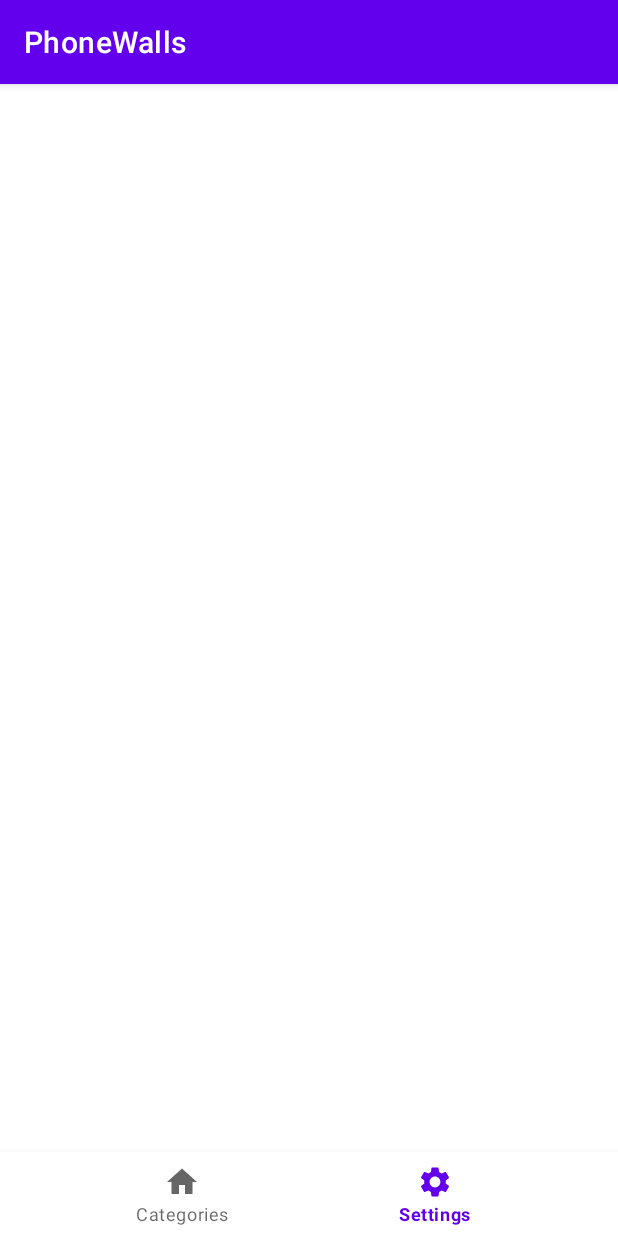
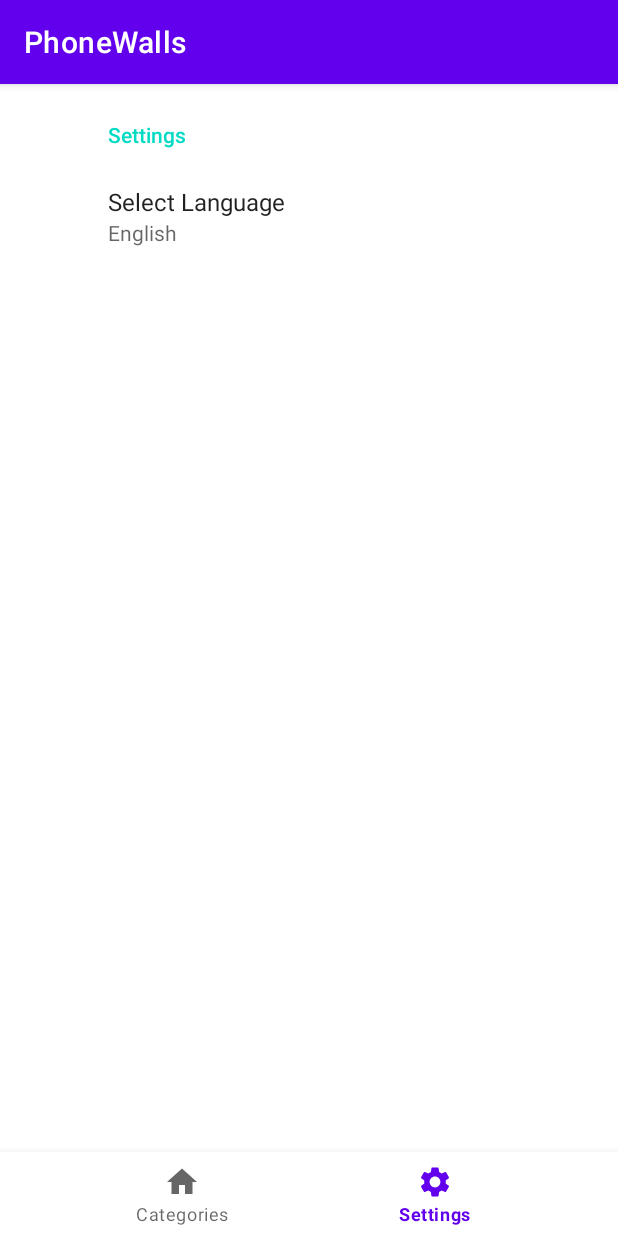
Before and after one commit to dchugunoff/PhoneWalls, an Android app: the screen it shows after launch (MainActivity), item 2 of the bottom bar chosen, on a phone screen of 412 x 824 dp. Run offline under Robolectric (Android 15) with nearby library versions, the phone set to English and light mode, and no system bars; our stand-ins replace androidx.preference; Roboto replaces fonts that are not available here.

Commit message:
created setting change language

```diff
--- a/app/build.gradle
+++ b/app/build.gradle
@@ -56,6 +56,8 @@ dependencies {
     implementation("androidx.lifecycle:lifecycle-livedata-ktx:2.4.0")
     //Coil
     implementation("io.coil-kt:coil:2.4.0")
+    //Preference
+    implementation 'androidx.preference:preference:1.2.0'
 
     implementation 'androidx.core:core-ktx:1.7.0'
     implementation 'androidx.appcompat:appcompat:1.6.1'
--- a/app/src/main/java/com/chugunov/phonewalls/presentation/MainActivity.kt
+++ b/app/src/main/java/com/chugunov/phonewalls/presentation/MainActivity.kt
@@ -1,25 +1,38 @@
 package com.chugunov.phonewalls.presentation
 
+import android.content.SharedPreferences
+import android.content.res.Configuration
+import android.content.res.Resources
 import android.os.Bundle
+import android.util.Log
 import androidx.appcompat.app.AppCompatActivity
-import androidx.fragment.app.Fragment
-import androidx.navigation.findNavController
 import androidx.navigation.fragment.NavHostFragment
-import androidx.navigation.ui.NavigationUI
+import androidx.preference.PreferenceManager
 import com.chugunov.phonewalls.R
 import com.chugunov.phonewalls.databinding.ActivityMainBinding
 import com.google.android.material.bottomnavigation.BottomNavigationView
+import java.util.*
 
 class MainActivity : AppCompatActivity() {
 
     private lateinit var binding: ActivityMainBinding
     private lateinit var bottomNavView: BottomNavigationView
 
+
     override fun onCreate(savedInstanceState: Bundle?) {
+        val sharedPreferences = PreferenceManager.getDefaultSharedPreferences(this)
+        val language = sharedPreferences.getString("language", "")
+        setLocale(language)
         super.onCreate(savedInstanceState)
         binding = ActivityMainBinding.inflate(layoutInflater)
         setContentView(binding.root)
+
+
         bottomNavView = binding.bottomNavView
+
+        Log.d("Prefer", "${sharedPreferences.getString("language", "")}")
+        Log.d("Prefer", "${sharedPreferences.contains("language")}")
+        Log.d("Prefer", "${language}")
         val navHostFragment =
             supportFragmentManager.findFragmentById(R.id.nav_host_fragment_container) as NavHostFragment
         val navController = navHostFragment.navController
@@ -52,10 +65,28 @@ class MainActivity : AppCompatActivity() {
                 else -> false
             }
         }
+    }
 
+    override fun onConfigurationChanged(newConfig: Configuration) {
+        super.onConfigurationChanged(newConfig)
+        val sharedPreferences: SharedPreferences = PreferenceManager.getDefaultSharedPreferences(this)
+        val language = sharedPreferences.getString(getString(R.string.language_key), "")
+        setLocale(language)
+        recreate()
     }
-    private fun getCurrentFragment(): Fragment? {
-        val navHostFragment = supportFragmentManager.findFragmentById(R.id.nav_host_fragment_container) as NavHostFragment
-        return navHostFragment.childFragmentManager.fragments.firstOrNull()
+
+    private fun setLocale(language: String?) {
+        if (!language.isNullOrEmpty()) {
+            val locale = Locale(language)
+            Locale.setDefault(locale)
+
+            val resources = resources
+            val configuration = resources.configuration
+            configuration.setLocale(locale)
+
+            createConfigurationContext(configuration)
+            resources.updateConfiguration(configuration, resources.displayMetrics)
+            Log.d("Prefer", "1")
+        }
     }
 }
--- a/app/src/main/java/com/chugunov/phonewalls/presentation/SettingsFragment.kt
+++ b/app/src/main/java/com/chugunov/phonewalls/presentation/SettingsFragment.kt
@@ -1,30 +1,76 @@
 package com.chugunov.phonewalls.presentation
 
+import android.content.SharedPreferences
 import android.os.Bundle
-import android.view.LayoutInflater
-import android.view.View
-import android.view.ViewGroup
-import androidx.fragment.app.Fragment
-import com.chugunov.phonewalls.databinding.FragmentSettingsBinding
+import androidx.preference.ListPreference
+import androidx.preference.Preference
+import androidx.preference.PreferenceFragmentCompat
+import androidx.preference.PreferenceManager
+import com.chugunov.phonewalls.R
+import java.util.*
 
-class SettingsFragment: Fragment() {
+class SettingsFragment : PreferenceFragmentCompat(), SharedPreferences.OnSharedPreferenceChangeListener {
 
-    private var _binding: FragmentSettingsBinding? = null
-    private val binding: FragmentSettingsBinding
-        get() = _binding ?: throw RuntimeException("FragmentSettingsBinding == null")
+    private lateinit var languagePreference: ListPreference
+    private lateinit var sharedPreferences: SharedPreferences
 
-    override fun onCreateView(
-        inflater: LayoutInflater,
-        container: ViewGroup?,
-        savedInstanceState: Bundle?
-    ): View {
-        _binding = FragmentSettingsBinding.inflate(inflater, container, false)
-        return binding.root
+    override fun onCreatePreferences(savedInstanceState: Bundle?, rootKey: String?) {
+        setPreferencesFromResource(R.xml.preferences, rootKey)
+
+        sharedPreferences = PreferenceManager.getDefaultSharedPreferences(requireContext())
+        languagePreference = findPreference(getString(R.string.language_key))!!
+        languagePreference.summary = getLanguageSummary(languagePreference.value)
+
+        languagePreference.onPreferenceChangeListener = Preference.OnPreferenceChangeListener { _, newValue ->
+            setLocale(newValue as String)
+            languagePreference.summary = getLanguageSummary(newValue)
+            true
+        }
     }
 
+    override fun onResume() {
+        super.onResume()
+        preferenceScreen.sharedPreferences?.registerOnSharedPreferenceChangeListener(this)
+    }
 
-    override fun onDestroy() {
-        super.onDestroy()
-        _binding = null
+    override fun onPause() {
+        super.onPause()
+        preferenceScreen.sharedPreferences?.unregisterOnSharedPreferenceChangeListener(this)
+    }
+
+    override fun onSharedPreferenceChanged(sharedPreferences: SharedPreferences, key: String) {
+        if (key == getString(R.string.language_key)) {
+            val language = sharedPreferences.getString(key, "")
+            setLocale(language)
+            languagePreference.summary = getLanguageSummary(language)
+        }
+    }
+
+    private fun setLocale(language: String?) {
+        if (!language.isNullOrEmpty()) {
+            val locale = Locale(language)
+            Locale.setDefault(locale)
+
+            val configuration = resources.configuration
+            configuration.setLocale(locale)
+
+            val editor = PreferenceManager.getDefaultSharedPreferences(requireContext()).edit()
+            editor.putString(getString(R.string.language_key), language)
+            editor.apply()
+
+            val context = requireContext().createConfigurationContext(configuration)
+            requireActivity().apply {
+                baseContext.resources.updateConfiguration(configuration, baseContext.resources.displayMetrics)
+                recreate()
+            }
+        }
+    }
+
+    private fun getLanguageSummary(language: String?): CharSequence? {
+        return when (language) {
+            "en" -> getString(R.string.language_english)
+            "ru" -> getString(R.string.language_russian)
+            else -> null
+        }
     }
 }
--- a/app/src/main/res/layout/fragment_selected_image.xml
+++ b/app/src/main/res/layout/fragment_selected_image.xml
@@ -21,7 +21,7 @@
         android:id="@+id/set_wallpaper_button"
         android:layout_width="wrap_content"
         android:layout_height="wrap_content"
-        android:layout_marginBottom="32dp"
+        android:layout_marginBottom="8dp"
         android:layout_marginEnd="8dp"
         android:layout_marginStart="8dp"
         android:text="@string/set_as_wallpaper"
--- a/app/src/main/res/layout/fragment_settings.xml
+++ /dev/null
@@ -1,6 +0,0 @@
-<?xml version="1.0" encoding="utf-8"?>
-<androidx.constraintlayout.widget.ConstraintLayout xmlns:android="http://schemas.android.com/apk/res/android"
-    android:layout_width="match_parent"
-    android:layout_height="match_parent">
-
-</androidx.constraintlayout.widget.ConstraintLayout>
--- a/app/src/main/res/values-night/themes.xml
+++ b/app/src/main/res/values-night/themes.xml
@@ -1,6 +1,6 @@
 <resources xmlns:tools="http://schemas.android.com/tools">
     <!-- Base application theme. -->
-    <style name="Theme.PhoneWalls" parent="Theme.MaterialComponents.DayNight.DarkActionBar">
+    <style name="Theme.PhoneWallsNight" parent="Theme.MaterialComponents.DayNight.DarkActionBar">
         <!-- Primary brand color. -->
         <item name="colorPrimary">@color/purple_200</item>
         <item name="colorPrimaryVariant">@color/purple_700</item>
--- /dev/null
+++ b/app/src/main/res/values/arrays.xml
@@ -0,0 +1,12 @@
+<?xml version="1.0" encoding="utf-8"?>
+<resources>
+    <string-array name="language_entries">
+        <item>@string/language_english</item>
+        <item>@string/language_russian</item>
+    </string-array>
+
+    <string-array name="language_values">
+        <item>en</item>
+        <item>ru</item>
+    </string-array>
+</resources>
--- a/app/src/main/res/values/strings.xml
+++ b/app/src/main/res/values/strings.xml
@@ -8,4 +8,8 @@
     <string name="apply_to">Apply to</string>
     <string name="settings">Settings</string>
     <string name="categories">Categories</string>
+    <string name="language_english">English</string>
+    <string name="language_russian">Russian</string>
+    <string name="language_key">language</string>
+    <string name="select_language">Select Language</string>
 </resources>
--- /dev/null
+++ b/app/src/main/res/xml/preferences.xml
@@ -0,0 +1,17 @@
+<?xml version="1.0" encoding="utf-8"?>
+<PreferenceScreen xmlns:android="http://schemas.android.com/apk/res/android">
+
+    <PreferenceCategory
+        android:title="@string/settings">
+        <ListPreference
+            android:key="language"
+            android:title="@string/select_language"
+            android:defaultValue="en"
+            android:entries="@array/language_entries"
+            android:entryValues="@array/language_values"
+            android:dialogTitle="@string/select_language"
+            android:summary="%s"
+            />
+    </PreferenceCategory>
+
+</PreferenceScreen>
```
Also changed, not shown: 1 other file.
